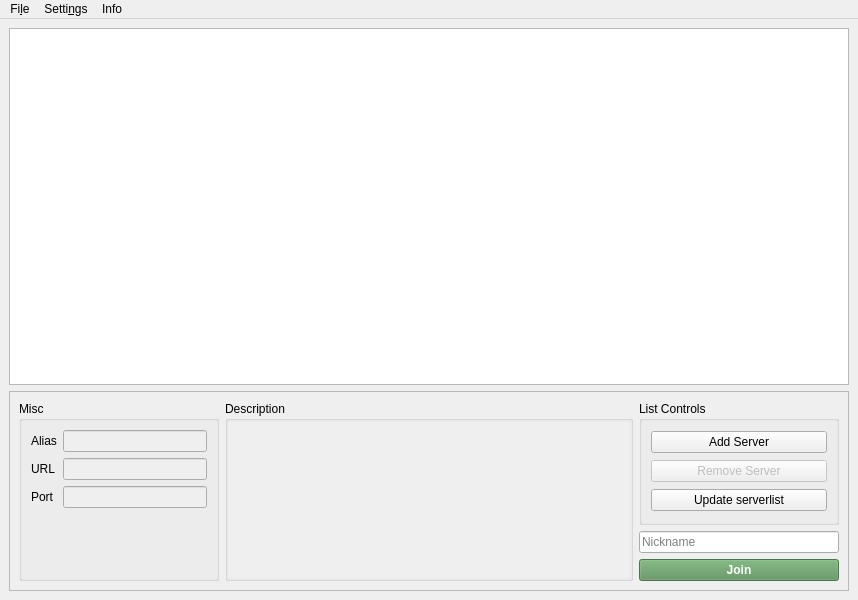
Old version of the form src/mainwindow.ui in the repository GothicMultiplayerAccrescere/Launcher.
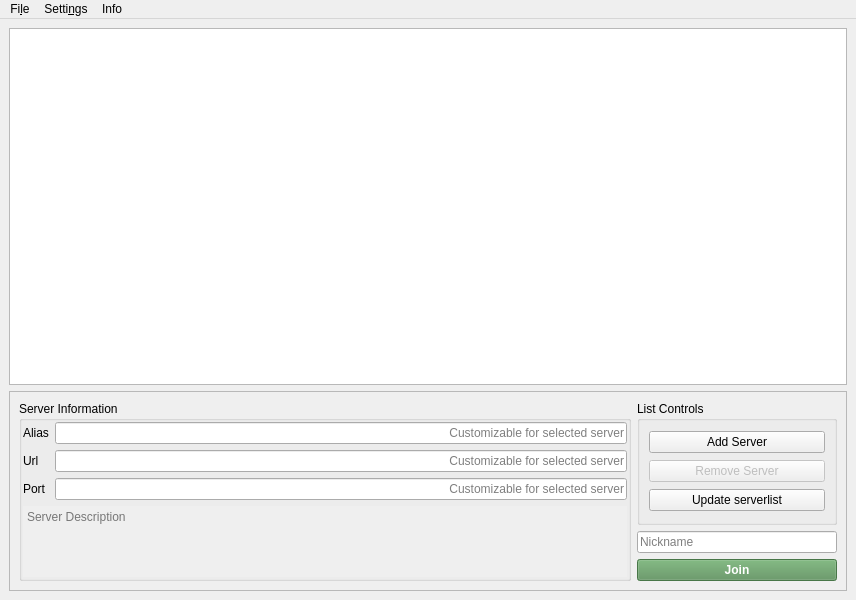
New version of the form. Icons and pictures are not drawn.

```diff
--- a/src/mainwindow.ui
+++ b/src/mainwindow.ui
@@ -67,27 +67,65 @@
           </property>
           <layout class="QHBoxLayout" name="horizontalLayout_6">
            <item>
-            <widget class="QGroupBox" name="groupBox">
+            <widget class="QGroupBox" name="groupBox_2">
+             <property name="title">
+              <string>Server Information</string>
+             </property>
+             <layout class="QHBoxLayout" name="horizontalLayout_5">
+              <property name="leftMargin">
+               <number>1</number>
+              </property>
+              <property name="topMargin">
+               <number>1</number>
+              </property>
+              <property name="rightMargin">
+               <number>1</number>
+              </property>
+              <property name="bottomMargin">
+               <number>1</number>
+              </property>
+              <item>
+               <layout class="QVBoxLayout" name="verticalLayout_5">
+                <item>
+                 <layout class="QFormLayout" name="formLayout_3">
+                  <property name="sizeConstraint">
+                   <enum>QLayout::SetDefaultConstraint</enum>
+                  </property>
+                  <property name="fieldGrowthPolicy">
+                   <enum>QFormLayout::AllNonFixedFieldsGrow</enum>
+                  </property>
+                  <property name="labelAlignment">
+                   <set>Qt::AlignLeading|Qt::AlignLeft|Qt::AlignVCenter</set>
+                  </property>
+                  <property name="formAlignment">
+                   <set>Qt::AlignLeading|Qt::AlignLeft|Qt::AlignTop</set>
+                  </property>
+                  <item row="1" column="0">
+                   <widget class="QLabel" name="label_4">
+                    <property name="text">
+                     <string>Alias</string>
+                    </property>
+                   </widget>
+                  </item>
+                  <item row="1" column="1">
+                   <widget class="QLineEdit" name="editAlias">
+                    <property name="enabled">
+                     <bool>true</bool>
+                    </property>
              <property name="sizePolicy">
-              <sizepolicy hsizetype="Expanding" vsizetype="Preferred">
+                     <sizepolicy hsizetype="Expanding" vsizetype="Fixed">
                <horstretch>0</horstretch>
                <verstretch>0</verstretch>
               </sizepolicy>
              </property>
              <property name="minimumSize">
               <size>
-               <width>200</width>
+                      <width>0</width>
                <height>0</height>
               </size>
              </property>
-             <property name="title">
-              <string>Misc</string>
-             </property>
-             <layout class="QFormLayout" name="formLayout_2">
-              <item row="1" column="1">
-               <widget class="QLineEdit" name="editAlias">
-                <property name="enabled">
-                 <bool>false</bool>
+                    <property name="layoutDirection">
+                     <enum>Qt::LeftToRight</enum>
                 </property>
                 <property name="frame">
                  <bool>true</bool>
@@ -96,21 +134,24 @@
                  <set>Qt::AlignRight|Qt::AlignTrailing|Qt::AlignVCenter</set>
                 </property>
                 <property name="readOnly">
-                 <bool>true</bool>
+                     <bool>false</bool>
+                    </property>
+                    <property name="placeholderText">
+                     <string>Customizable for selected server</string>
                 </property>
                </widget>
               </item>
-              <item row="1" column="0">
-               <widget class="QLabel" name="label_4">
+                  <item row="2" column="0">
+                   <widget class="QLabel" name="label_3">
                 <property name="text">
-                 <string>Alias</string>
+                     <string>Url</string>
                 </property>
                </widget>
               </item>
-              <item row="3" column="1">
+                  <item row="2" column="1">
                <widget class="QLineEdit" name="labelUrl">
                 <property name="enabled">
-                 <bool>false</bool>
+                     <bool>true</bool>
                 </property>
                 <property name="frame">
                  <bool>true</bool>
@@ -119,62 +160,21 @@
                  <set>Qt::AlignRight|Qt::AlignTrailing|Qt::AlignVCenter</set>
                 </property>
                 <property name="readOnly">
-                 <bool>true</bool>
-                </property>
-               </widget>
-              </item>
-              <item row="5" column="1">
-               <widget class="QLineEdit" name="labelPort">
-                <property name="enabled">
                  <bool>false</bool>
                 </property>
-                <property name="frame">
-                 <bool>true</bool>
-                </property>
-                <property name="alignment">
-                 <set>Qt::AlignRight|Qt::AlignTrailing|Qt::AlignVCenter</set>
-                </property>
-                <property name="readOnly">
-                 <bool>true</bool>
+                    <property name="placeholderText">
+                     <string>Customizable for selected server</string>
                 </property>
                </widget>
               </item>
               <item row="3" column="0">
-               <widget class="QLabel" name="label_3">
-                <property name="text">
-                 <string>URL</string>
-                </property>
-               </widget>
-              </item>
-              <item row="5" column="0">
                <widget class="QLabel" name="label_5">
                 <property name="text">
                  <string>Port</string>
                 </property>
                </widget>
               </item>
-             </layout>
-            </widget>
-           </item>
-           <item>
-            <widget class="QGroupBox" name="groupBox_2">
-             <property name="title">
-              <string>Description</string>
-             </property>
-             <layout class="QHBoxLayout" name="horizontalLayout_5">
-              <property name="leftMargin">
-               <number>1</number>
-              </property>
-              <property name="topMargin">
-               <number>1</number>
-              </property>
-              <property name="rightMargin">
-               <number>1</number>
-              </property>
-              <property name="bottomMargin">
-               <number>1</number>
-              </property>
-              <item>
+                  <item row="4" column="0" colspan="2">
                <widget class="QPlainTextEdit" name="serverDescription">
                 <property name="enabled">
                  <bool>false</bool>
@@ -197,7 +197,33 @@
                 <property name="readOnly">
                  <bool>true</bool>
                 </property>
-               </widget>
+                    <property name="placeholderText">
+                     <string>Server Description</string>
+                    </property>
+                   </widget>
+                  </item>
+                  <item row="3" column="1">
+                   <widget class="QLineEdit" name="labelPort">
+                    <property name="enabled">
+                     <bool>true</bool>
+                    </property>
+                    <property name="frame">
+                     <bool>true</bool>
+                    </property>
+                    <property name="alignment">
+                     <set>Qt::AlignRight|Qt::AlignTrailing|Qt::AlignVCenter</set>
+                    </property>
+                    <property name="readOnly">
+                     <bool>false</bool>
+                    </property>
+                    <property name="placeholderText">
+                     <string>Customizable for selected server</string>
+                    </property>
+                   </widget>
+                  </item>
+                 </layout>
+                </item>
+               </layout>
               </item>
              </layout>
             </widget>
```
Lines whose indentation alone changed are shown as unchanged.
